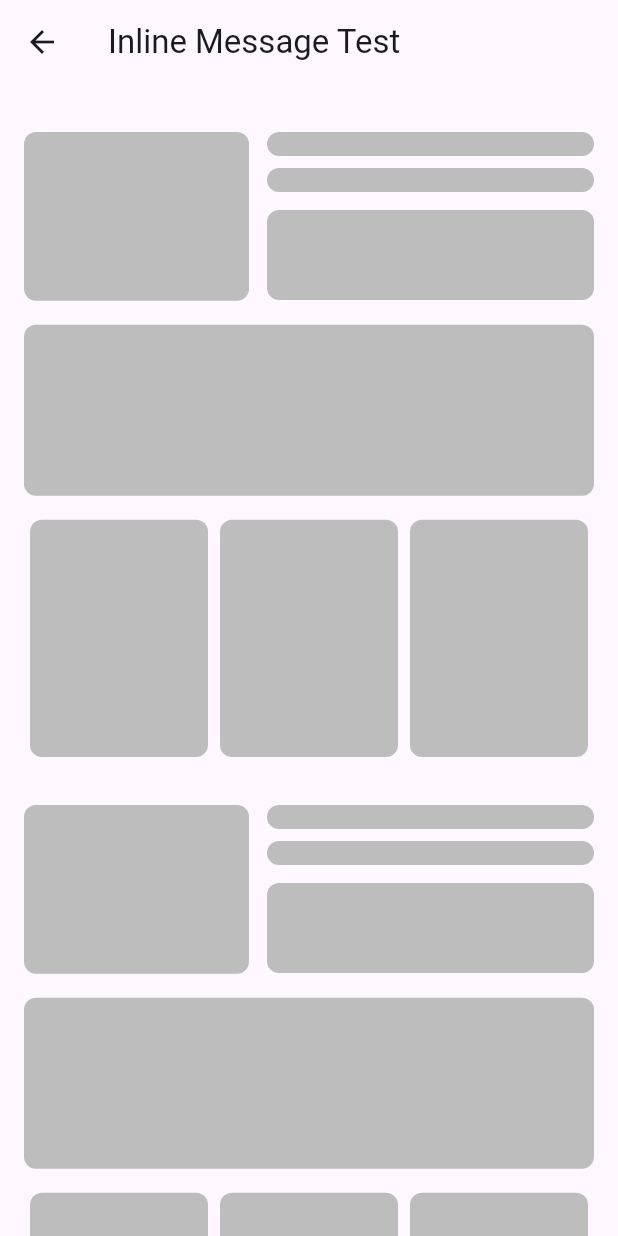
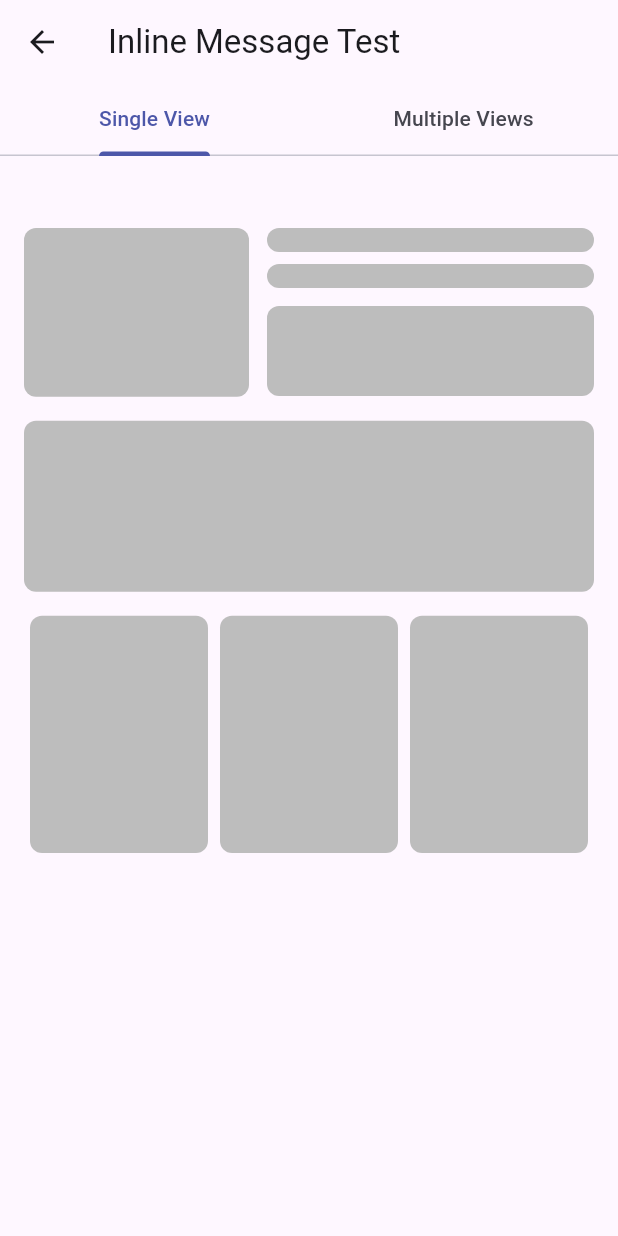
Before and after one commit to customerio/customerio-flutter, a Flutter app: the InlineMessagesScreen screen opened by its route, on a phone screen of 412 x 824 dp. Run offline on Flutter 3.47's test engine with Material 3 defaults, Android fonts, the phone set to English and light mode, and no system bars; our stand-ins replace email_validator, firebase_core, firebase_messaging, flutter_dotenv, flutter_local_notifications, go_router and 4 more; accounts and stored records are empty.

Commit message:
Implement tabbed inline view to enable testing inline bug

```diff
--- a/apps/amiapp_flutter/lib/src/screens/inline_messages.dart
+++ b/apps/amiapp_flutter/lib/src/screens/inline_messages.dart
@@ -5,46 +5,93 @@ import 'package:flutter/material.dart';
 
 import '../components/container.dart';
 
-class InlineMessagesScreen extends StatelessWidget {
+class InlineMessagesScreen extends StatefulWidget {
   const InlineMessagesScreen({super.key});
+
+  @override
+  State<InlineMessagesScreen> createState() => _InlineMessagesScreenState();
+}
+
+class _InlineMessagesScreenState extends State<InlineMessagesScreen>
+    with SingleTickerProviderStateMixin {
+  late TabController _tabController;
+
+  @override
+  void initState() {
+    super.initState();
+    _tabController = TabController(length: 2, vsync: this);
+  }
+
+  @override
+  void dispose() {
+    _tabController.dispose();
+    super.dispose();
+  }
 
   @override
   Widget build(BuildContext context) {
     return AppContainer(
       appBar: AppBar(
         title: const Text('Inline Message Test'),
+        bottom: TabBar(
+          controller: _tabController,
+          tabs: const [
+            Tab(text: 'Single View'),
+            Tab(text: 'Multiple Views'),
+          ],
         ),
-      body: Column(
+      ),
+      body: TabBarView(
+        controller: _tabController,
         children: [
-          // Sticky Header Inline Message
-          InlineInAppMessageView(
-            elementId: 'sticky-header',
-            onActionClick: _showInlineActionClick,
+          _buildSingleViewTab(),
+          _buildMultipleViewsTab(),
+        ],
       ),
-          Expanded(
-            child: SingleChildScrollView(
+    );
+  }
+
+  Widget _buildSingleViewTab() {
+    return SingleChildScrollView(
       padding: const EdgeInsets.all(16),
       child: Column(
         children: [
+          InlineInAppMessageView(
+            elementId: 'single-inline',
+            onActionClick: _showInlineActionClick,
+          ),
+          const SizedBox(height: 16),
           _buildImageAndTextBlock(),
           _buildFullWidthCard(),
           _buildThreeColumnRow(),
+        ],
+      ),
+    );
+  }
+
+  Widget _buildMultipleViewsTab() {
+    return SingleChildScrollView(
+      padding: const EdgeInsets.all(16),
+      child: Column(
+        children: [
+          InlineInAppMessageView(
+            elementId: 'multi-top',
+            onActionClick: _showInlineActionClick,
+          ),
+          const SizedBox(height: 16),
+          _buildImageAndTextBlock(),
+          _buildFullWidthCard(),
           const SizedBox(height: 16),
           InlineInAppMessageView(
-                    elementId: 'inline',
+            elementId: 'multi-middle',
             onActionClick: _showInlineActionClick,
           ),
-                  _buildImageAndTextBlock(),
-                  _buildFullWidthCard(),
+          const SizedBox(height: 16),
           _buildThreeColumnRow(),
           const SizedBox(height: 16),
           InlineInAppMessageView(
-                    elementId: 'below-fold',
+            elementId: 'multi-bottom',
             onActionClick: _showInlineActionClick,
-                  ),
-                ],
-              ),
-            ),
           ),
         ],
       ),
```
Also changed, not shown: apps/amiapp_flutter/pubspec.lock. Lines whose indentation alone changed are shown as unchanged.
